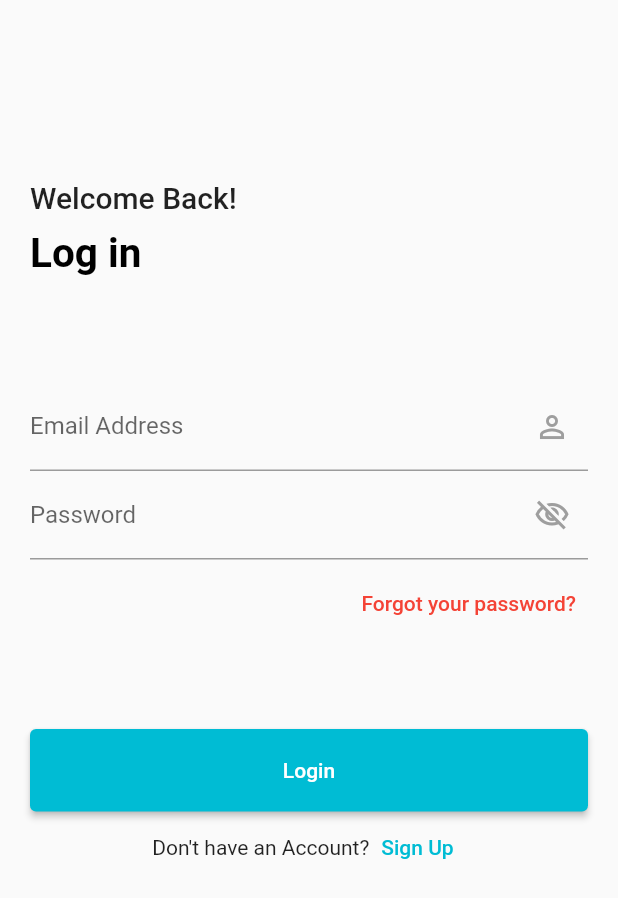
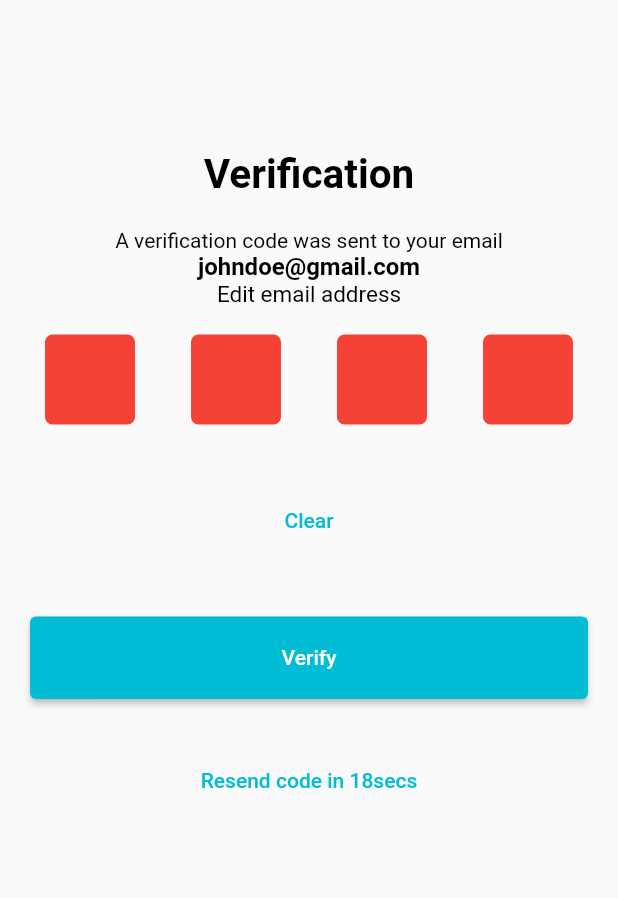
Before and after one commit to maqamylee0/miked_care, a Flutter app: the screen it shows after launch, on a phone screen of 412 x 824 dp. Shown: the top 898 px of the screen. Run offline on Flutter 3.47's test engine with Material 2 defaults, Android fonts, the phone set to English and light mode, and no system bars; drawn by our look-alikes of pin_code_fields.

Commit message:
verification page

```diff
--- a/lib/main.dart
+++ b/lib/main.dart
@@ -1,6 +1,7 @@
 import 'package:flutter/material.dart';
 import 'package:miked_care/login.dart';
 import 'package:miked_care/signup.dart';
+import 'package:miked_care/verify_code.dart';
 
 void main() {
   runApp(const MyApp());
@@ -17,7 +18,7 @@ class MyApp extends StatelessWidget {
 
         primarySwatch: Colors.cyan,
       ),
-      home: const Login(),
+      home: VerifyOne(),
     );
   }
 }
--- /dev/null
+++ b/lib/verify_code.dart
@@ -0,0 +1,162 @@
+import 'dart:async';
+
+import 'package:flutter/cupertino.dart';
+import 'package:flutter/material.dart';
+import 'package:pin_code_fields/pin_code_fields.dart';
+
+class VerifyOne extends StatefulWidget {
+  const VerifyOne({Key? key}) : super(key: key);
+
+  @override
+  State<VerifyOne> createState() => _VerifyOneState();
+}
+
+class _VerifyOneState extends State<VerifyOne> {
+  TextEditingController textEditingController = TextEditingController();
+  // ..text = "123456";
+
+  // ignore: close_sinks
+  StreamController<ErrorAnimationType>? errorController;
+
+  bool hasError = false;
+  String currentText = "";
+  final formKey = GlobalKey<FormState>();
+
+  @override
+  Widget build(BuildContext context) {
+    return Scaffold(
+        body: Column(
+    children: [
+      SizedBox(height: 100,),
+      Text("Verification", style: TextStyle(color: Colors.black,fontSize: 27,fontWeight: FontWeight.bold)),
+      SizedBox(height: 20),
+      Text("A verification code was sent to your email", style: TextStyle(color: Colors.black,fontSize: 14,)),
+
+      Text("johndoe@gmail.com", style: TextStyle(color: Colors.black,fontSize: 16,fontWeight: FontWeight.bold)),
+      Text("Edit email address", style: TextStyle(color: Colors.black,fontSize: 15,)),
+
+      // SizedBox(height: 50,),
+      GestureDetector(
+        onTap: () {},
+        child: SizedBox(
+          height: MediaQuery.of(context).size.height/2,
+          width: MediaQuery.of(context).size.width,
+          child: SingleChildScrollView(
+            child: Column(
+              children: [
+                 const SizedBox(height: 10),
+
+
+
+              Form(
+                key: formKey,
+                child: Padding(
+                    padding: const EdgeInsets.symmetric(
+                        vertical: 8.0, horizontal: 30),
+                    child: PinCodeTextField(
+                      appContext: context,
+                      pastedTextStyle: TextStyle(
+                        color: Colors.white,
+                        fontWeight: FontWeight.bold,
+                      ),
+                      length: 4,
+                      obscureText: true,
+                      obscuringCharacter: '*',
+
+                      blinkWhenObscuring: true,
+                      animationType: AnimationType.fade,
+                      // validator: (v) {
+                      //   if (v!.length < 3) {
+                      //     return "I'm from validator";
+                      //   } else {
+                      //     return null;
+                      //   }
+                      // },
+                      pinTheme: PinTheme(
+                        shape: PinCodeFieldShape.box,
+                        borderRadius: BorderRadius.circular(5),
+                        fieldHeight: 60,
+                        fieldWidth: 60,
+                        activeFillColor: Colors.white,
+                      ),
+                      cursorColor: Colors.black,
+                      animationDuration: const Duration(milliseconds: 300),
+                      enableActiveFill: true,
+                      controller: textEditingController,
+                      keyboardType: TextInputType.number,
+
+
+                      onCompleted: (v) {
+                        debugPrint("Completed");
+                      },
+                      // onTap: () {
+                      //   print("Pressed");
+                      // },
+                      onChanged: (value) {
+                        debugPrint(value);
+                        setState(() {
+                          currentText = value;
+                        });
+                      },
+                      beforeTextPaste: (text) {
+                        debugPrint("Allowing to paste $text");
+                        //if you return true then it will show the paste confirmation dialog. Otherwise if false, then nothing will happen.
+                        //but you can show anything you want here, like your pop up saying wrong paste format or etc
+                        return true;
+                      },
+                    )),
+              ),
+
+              const SizedBox(
+                height: 16,
+              ),
+              Row(
+                mainAxisAlignment: MainAxisAlignment.center,
+                children: <Widget>[
+                  Flexible(
+                      child: TextButton(
+                        child: const Text("Clear"),
+                        onPressed: () {
+                          textEditingController.clear();
+                        },
+                      )),
+
+                ],
+              ),
+
+              const SizedBox(
+                height: 20,
+              ),
+              Padding(padding: EdgeInsets.all(20),
+              child:
+              ElevatedButton(
+                  style: ElevatedButton.styleFrom(
+                    minimumSize: Size.fromHeight(55), // fromHeight use double.infinity as width and 40 is the height
+                  ),
+                  onPressed: () {onPressed();},
+                  child: const Text('Verify',style: TextStyle(color: Colors.white),)
+              ) ,
+              ),
+              const SizedBox(
+                height: 10,
+              ),
+
+              TextButton(onPressed: onPressed,
+                  child: Text("Resend code in 18secs")),
+
+
+            ],
+          ),
+        ),
+      ),
+
+      )],)
+
+    );
+
+  }
+
+  void onPressed() {
+
+  }
+}
--- a/pubspec.yaml
+++ b/pubspec.yaml
@@ -36,6 +36,10 @@ dependencies:
   # The following adds the Cupertino Icons font to your application.
   # Use with the CupertinoIcons class for iOS style icons.
   cupertino_icons: ^1.0.2
+  pin_code_fields: ^7.4.0
+  sms_otp_auto_verify: ^2.1.0
+  smart_auth: ^1.0.6
+  flutter_otp_text_field: ^1.1.1
 
 dev_dependencies:
   flutter_test:
```
Also changed, not shown: pubspec.lock, 6 other files.
